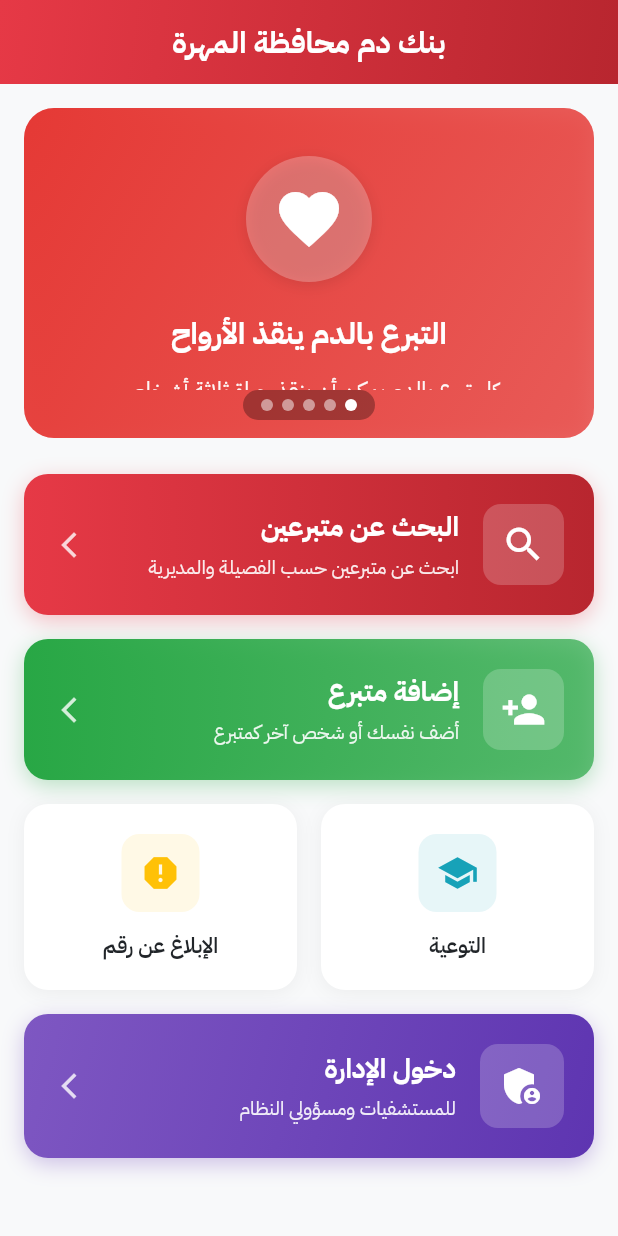
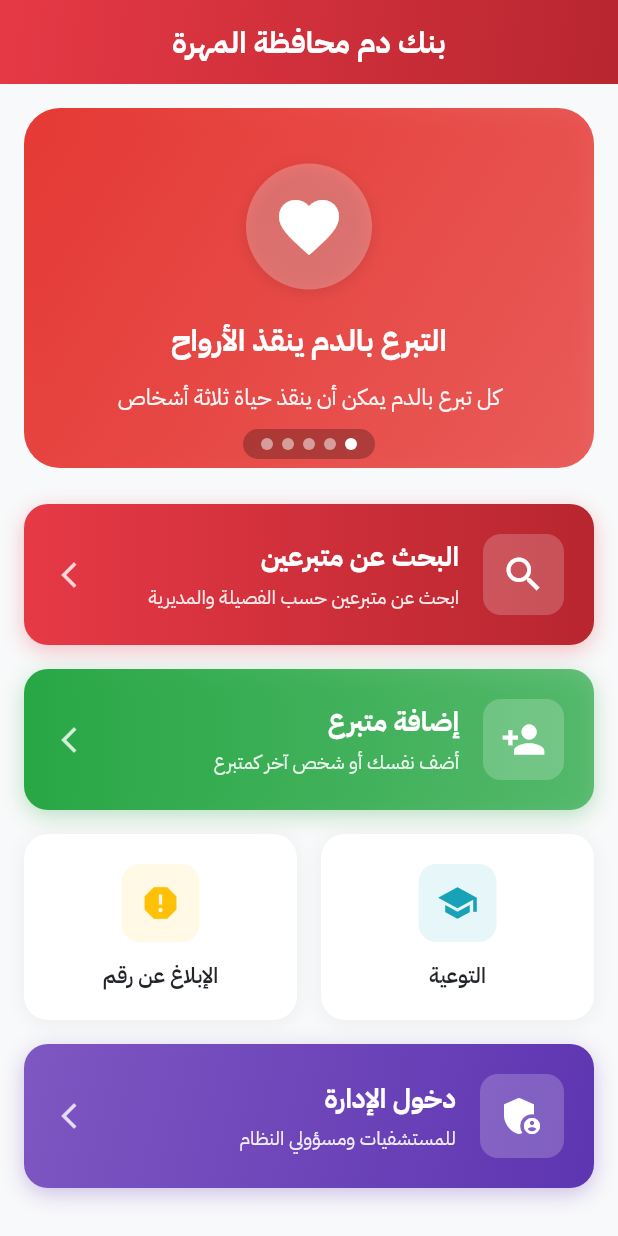
Before and after one commit to salehbagomri/mahrah_blood_bank_app, a Flutter app: the screen it shows after launch, on a phone screen of 412 x 824 dp. Run offline on Flutter 3.47's test engine with Material 3 defaults, Android fonts, the phone set to English and light mode, and no system bars; drawn by our look-alikes of carousel_slider, smooth_page_indicator; our stand-ins replace flutter_spinkit, supabase_flutter; accounts and stored records are empty.

Commit message:
استرجاع: التصميم مع fade transition الناعم

```diff
--- a/lib/screens/home/home_screen.dart
+++ b/lib/screens/home/home_screen.dart
@@ -21,7 +21,8 @@ class HomeScreen extends StatefulWidget {
 }
 
 class _HomeScreenState extends State<HomeScreen> {
-  final CarouselSliderController _carouselController = CarouselSliderController();
+  final CarouselSliderController _carouselController =
+      CarouselSliderController();
   int _currentSlideIndex = 0;
 
   @override
@@ -208,20 +209,45 @@ class _HomeScreenState extends State<HomeScreen> {
             children: [
               // السلايدر
               ClipRRect(
-                borderRadius: BorderRadius.circular(20),
+                borderRadius: BorderRadius.circular(24),
                 child: CarouselSlider(
-                  items: slides,
+                  items: slides.asMap().entries.map((entry) {
+                    final index = entry.key;
+                    final slide = entry.value;
+                    return TweenAnimationBuilder<double>(
+                      tween: Tween(
+                        begin: 0.0,
+                        end: _currentSlideIndex == index ? 1.0 : 0.0,
+                      ),
+                      duration: const Duration(milliseconds: 600),
+                      curve: Curves.easeInOutQuart,
+                      builder: (context, value, child) {
+                        return Opacity(
+                          opacity: value.clamp(0.3, 1.0),
+                          child: Transform.scale(
+                            scale: 0.95 + (value * 0.05),
+                            child: child,
+                          ),
+                        );
+                      },
+                      child: slide,
+                    );
+                  }).toList(),
                   carouselController: _carouselController,
                   options: CarouselOptions(
-                    height: 220,
+                    height: 240,
                     viewportFraction: 1.0,
                     enlargeCenterPage: false,
                     enableInfiniteScroll: true,
                     autoPlay: true,
-                    autoPlayInterval: const Duration(seconds: 5),
-                    autoPlayAnimationDuration: const Duration(milliseconds: 600),
-                    autoPlayCurve: Curves.easeInOut,
+                    autoPlayInterval: const Duration(seconds: 6),
+                    autoPlayAnimationDuration: const Duration(
+                      milliseconds: 800,
+                    ),
+                    autoPlayCurve: Curves.easeInOutQuart,
                     scrollPhysics: const BouncingScrollPhysics(),
+                    pageSnapping: true,
+                    padEnds: false,
                     onPageChanged: (index, reason) {
                       setState(() {
                         _currentSlideIndex = index;
@@ -230,11 +256,13 @@ class _HomeScreenState extends State<HomeScreen> {
                   ),
                 ),
               ),
-              // النقاط أمام الشريحة (overlay)
+              // النقاط كطبقة فوق الكارد
               Positioned(
-                bottom: 12,
+                bottom: 6,
                 left: 0,
                 right: 0,
+                child: IgnorePointer(
+                  ignoring: false,
                   child: Center(
                     child: Container(
                       padding: const EdgeInsets.symmetric(
@@ -242,7 +270,7 @@ class _HomeScreenState extends State<HomeScreen> {
                         vertical: 6,
                       ),
                       decoration: BoxDecoration(
-                      color: Colors.black.withOpacity(0.3),
+                        color: Colors.black.withOpacity(0.25),
                         borderRadius: BorderRadius.circular(20),
                       ),
                       child: AnimatedSmoothIndicator(
@@ -254,10 +282,16 @@ class _HomeScreenState extends State<HomeScreen> {
                           spacing: 6,
                           activeDotColor: Colors.white,
                           dotColor: Colors.white.withOpacity(0.5),
+                          paintStyle: PaintingStyle.fill,
                         ),
                         onDotClicked: (index) {
-                        _carouselController.animateToPage(index);
+                          _carouselController.animateToPage(
+                            index,
+                            duration: const Duration(milliseconds: 600),
+                            curve: Curves.easeInOutQuart,
+                          );
                         },
+                      ),
                     ),
                   ),
                 ),
```
Lines whose indentation alone changed are shown as unchanged.
